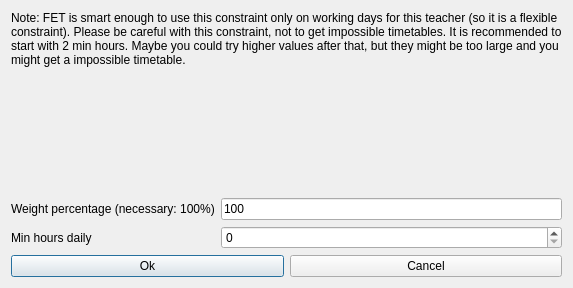
Qt form src/interface/modifyconstraintteachersminhoursdailyform_template.ui (janLo/FET) before a commit.
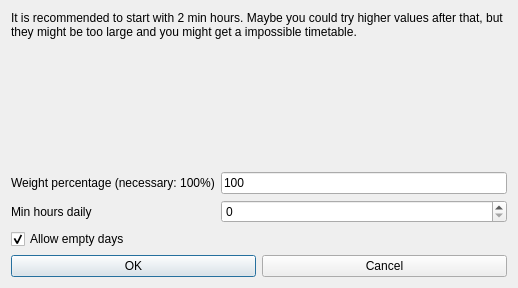
The same form after that commit.

```diff
--- a/src/interface/modifyconstraintteachersminhoursdailyform_template.ui
+++ b/src/interface/modifyconstraintteachersminhoursdailyform_template.ui
@@ -14,7 +14,7 @@
    <string extracomment="This is the title of the dialog to modify a constraint of this type">Modify teachers min hours daily</string>
   </property>
   <layout class="QGridLayout" name="gridLayout">
-   <item row="0" column="0" colspan="2">
+   <item row="0" column="0" colspan="3">
     <widget class="QLabel" name="teacherTextLabel_2">
      <property name="sizePolicy">
       <sizepolicy hsizetype="Minimum" vsizetype="Minimum">
@@ -29,7 +29,7 @@
       <enum>QFrame::Plain</enum>
      </property>
      <property name="text">
-      <string>Note: FET is smart enough to use this constraint only on working days for this teacher (so it is a flexible constraint). Please be careful with this constraint, not to get impossible timetables. It is recommended to start with 2 min hours. Maybe you could try higher values after that, but they might be too large and you might get a impossible timetable.</string>
+      <string>It is recommended to start with 2 min hours. Maybe you could try higher values after that, but they might be too large and you might get a impossible timetable.</string>
      </property>
      <property name="wordWrap">
       <bool>true</bool>
@@ -49,7 +49,7 @@
      </property>
     </spacer>
    </item>
-   <item row="2" column="0">
+   <item row="2" column="0" colspan="2">
     <widget class="QLabel" name="weightTextLabel">
      <property name="frameShape">
       <enum>QFrame::NoFrame</enum>
@@ -65,7 +65,7 @@
      </property>
     </widget>
    </item>
-   <item row="2" column="1">
+   <item row="2" column="2">
     <widget class="QLineEdit" name="weightLineEdit">
      <property name="text">
       <string>100</string>
@@ -88,15 +88,25 @@
      </property>
     </widget>
    </item>
-   <item row="3" column="1">
+   <item row="3" column="2">
     <widget class="QSpinBox" name="minHoursSpinBox"/>
    </item>
-   <item row="4" column="0" colspan="2">
+   <item row="4" column="0" colspan="3">
+    <widget class="QCheckBox" name="allowEmptyDaysCheckBox">
+     <property name="text">
+      <string>Allow empty days</string>
+     </property>
+     <property name="checked">
+      <bool>true</bool>
+     </property>
+    </widget>
+   </item>
+   <item row="5" column="0" colspan="3">
     <layout class="QHBoxLayout" name="horizontalLayout">
      <item>
       <widget class="QPushButton" name="okPushButton">
        <property name="text">
-        <string>Ok</string>
+        <string>OK</string>
        </property>
       </widget>
      </item>
```
Left out of the diff: 3 changed lines with no effect on the pictures.
